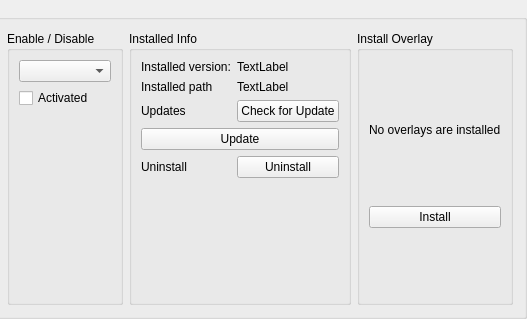
The window that rare/ui/components/tabs/settings/eos_widget.ui (RareDevs/Rare) describes before a commit, drawn with Qt 5; both pictures show x 601 to 1128 and y 0 to 319 of the 1128 by 319 pixel window.
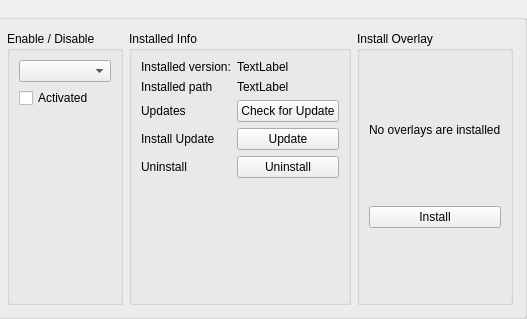
The same window after the commit.

Commit message: Add update button, to update EOS overlay

```diff
--- a/rare/ui/components/tabs/settings/eos_widget.ui
+++ b/rare/ui/components/tabs/settings/eos_widget.ui
@@ -134,13 +134,6 @@
                                 </property>
                             </widget>
                         </item>
-                        <item row="3" column="0" colspan="2">
-                            <widget class="QPushButton" name="update_button">
-                                <property name="text">
-                                    <string>Update</string>
-                                </property>
-                            </widget>
-                        </item>
                         <item row="4" column="0">
                             <widget class="QLabel" name="uninstall_info_label">
                                 <property name="text">
@@ -167,6 +160,32 @@
                                 </property>
                             </widget>
                         </item>
+                        <item row="3" column="1">
+                            <widget class="QPushButton" name="update_button">
+                                <property name="sizePolicy">
+                                    <sizepolicy hsizetype="Preferred" vsizetype="Minimum">
+                                        <horstretch>0</horstretch>
+                                        <verstretch>0</verstretch>
+                                    </sizepolicy>
+                                </property>
+                                <property name="maximumSize">
+                                    <size>
+                                        <width>150</width>
+                                        <height>16777215</height>
+                                    </size>
+                                </property>
+                                <property name="text">
+                                    <string>Update</string>
+                                </property>
+                            </widget>
+                        </item>
+                        <item row="3" column="0">
+                            <widget class="QLabel" name="update_info_lbl">
+                                <property name="text">
+                                    <string>Install Update</string>
+                                </property>
+                            </widget>
+                        </item>
                     </layout>
                 </widget>
             </item>
```
The commit also changes 2 other files.
